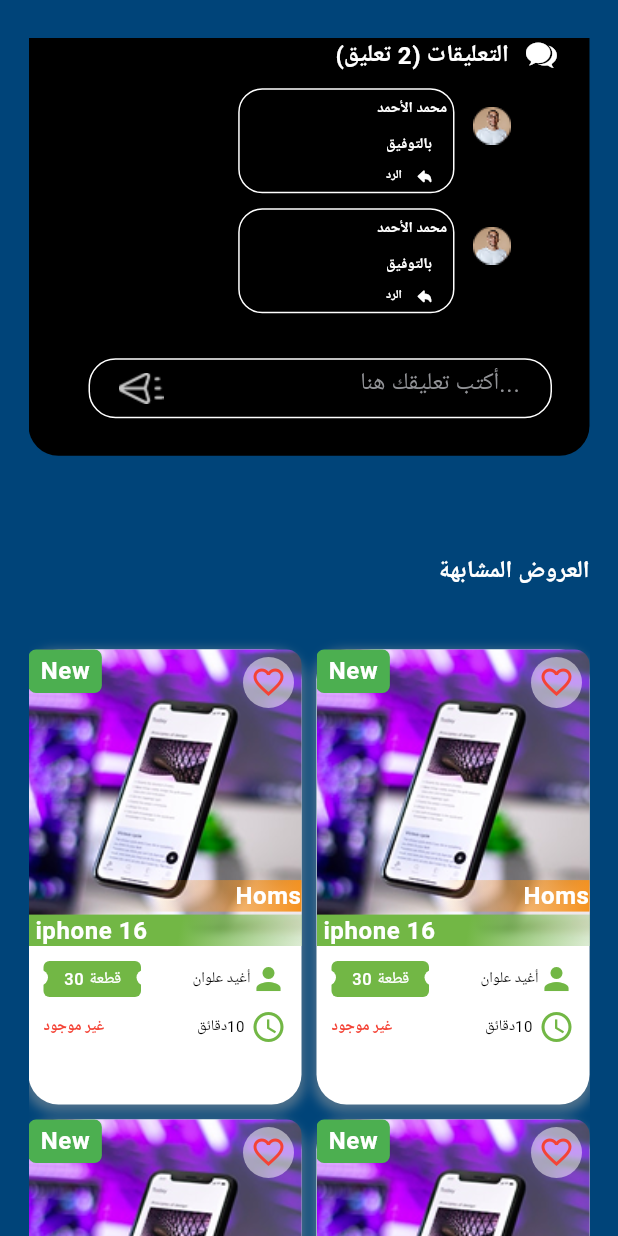
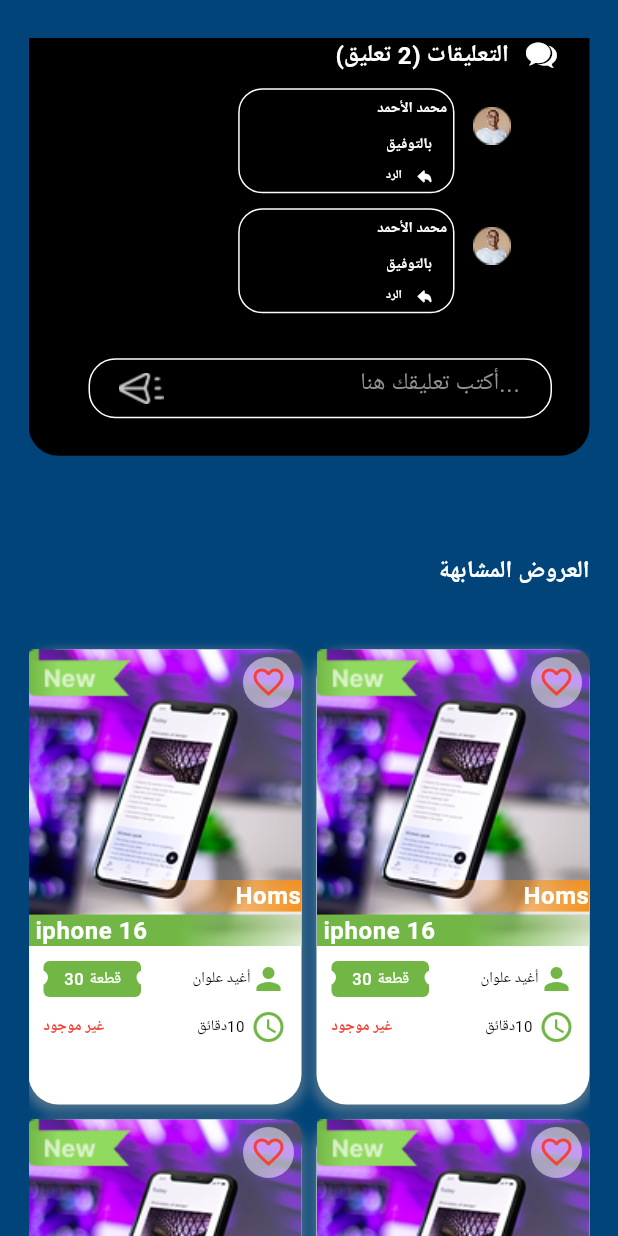
Before and after one commit to Nomair2/buytx, a Flutter app: the DetailProductPage screen opened directly, scrolled down 1152 dp, on a phone screen of 412 x 824 dp. Run offline on Flutter 3.47's test engine with Material 3 defaults, Android fonts, the phone set to English and light mode, and no system bars; our stand-ins replace animate_do, bloc, dartz, equatable, fluentui_system_icons, flutter_bloc and 8 more; missing offline and left inert: icons_flutter; accounts and stored records are empty.

Commit message:
product card adjust

```diff
--- a/lib/core/common/widgets/product_card.dart
+++ b/lib/core/common/widgets/product_card.dart
@@ -39,18 +39,19 @@
                 Positioned(
                   top: 0,
                   left: 0,
-                  child: Container(
-                    padding:
-                        const EdgeInsets.symmetric(horizontal: 8, vertical: 4),
-                    decoration: BoxDecoration(
-                      color: Colors.green,
-                      borderRadius: BorderRadius.circular(5),
-                    ),
-                    child: Text(
-                      'New',
-                      style: Theme.of(context).textTheme.bodySmall,
-                    ),
-                  ),
+                  child: Image.asset("assets/images/tag.png"),
+                  // Container(
+                  //   padding:
+                  //       const EdgeInsets.symmetric(horizontal: 8, vertical: 4),
+                  //   decoration: BoxDecoration(
+                  //     color: Colors.green,
+                  //     borderRadius: BorderRadius.circular(5),
+                  //   ),
+                  //   child: Text(
+                  //     'New',
+                  //     style: Theme.of(context).textTheme.bodySmall,
+                  //   ),
+                  // ),
                 ),
                 Positioned(
                   top: 5,
--- a/lib/core/services/route/route.main.dart
+++ b/lib/core/services/route/route.main.dart
@@ -8,7 +8,7 @@
       path: '/',
       name: 'splash',
       // builder: (context, state) => SplashPage(),
-      builder: (context, state) => const DealerProfileView(),
+      builder: (context, state) => const HomePage(),
     ),
     //---
     GoRoute(
```
Also changed, not shown: assets/images/tag.png (added).
